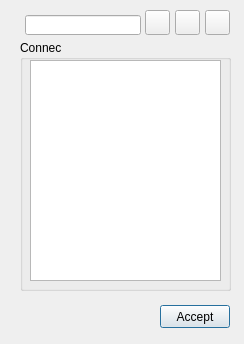
This is ui/mincut_add_connec.ui in Giswater/giswater_qgis_plugin as Qt 5 draws it before an edit. The edited form follows.
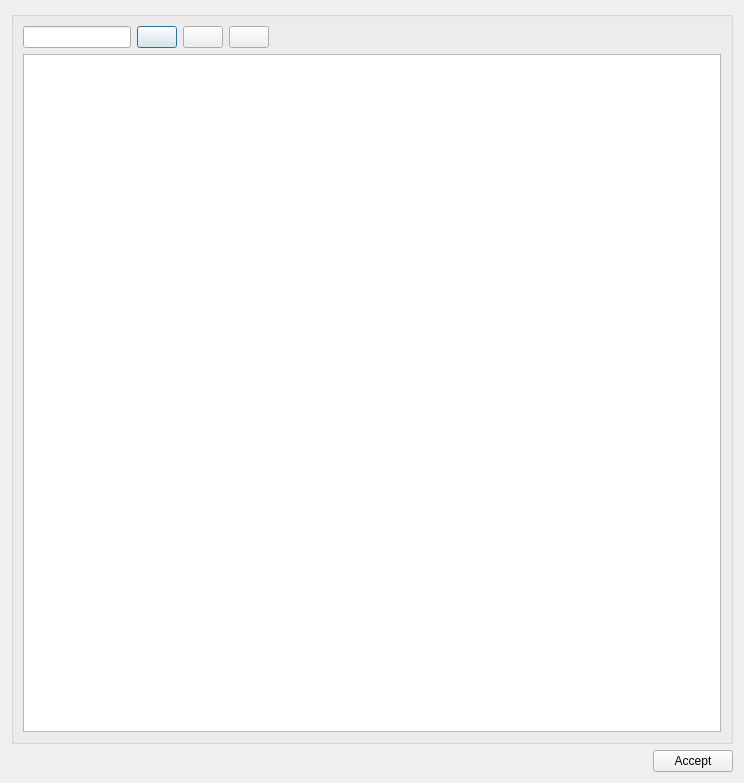
This is the edited form. Icons and pictures are not drawn.

```diff
--- a/ui/mincut_add_connec.ui
+++ b/ui/mincut_add_connec.ui
@@ -6,113 +6,103 @@
    <rect>
     <x>0</x>
     <y>0</y>
-    <width>244</width>
-    <height>344</height>
+    <width>744</width>
+    <height>783</height>
    </rect>
   </property>
   <property name="windowTitle">
    <string>Mincut - add connec</string>
   </property>
-  <widget class="QGroupBox" name="groupBox_2">
-   <property name="geometry">
-    <rect>
-     <x>20</x>
-     <y>40</y>
-     <width>211</width>
-     <height>251</height>
-    </rect>
-   </property>
+  <layout class="QVBoxLayout" name="verticalLayout_4">
+   <item>
+    <widget class="QGroupBox" name="groupBox">
    <property name="title">
-    <string>Connec</string>
-   </property>
-   <widget class="QTableView" name="tbl_mincut_connec">
-    <property name="geometry">
-     <rect>
-      <x>10</x>
-      <y>20</y>
-      <width>191</width>
-      <height>221</height>
-     </rect>
-    </property>
-    <property name="selectionBehavior">
-     <enum>QAbstractItemView::SelectRows</enum>
-    </property>
-   </widget>
-  </widget>
-  <widget class="QPushButton" name="btn_accept">
-   <property name="geometry">
-    <rect>
-     <x>160</x>
-     <y>305</y>
-     <width>70</width>
-     <height>23</height>
-    </rect>
-   </property>
-   <property name="text">
-    <string>Accept</string>
-   </property>
-  </widget>
+      <string/>
+     </property>
+     <layout class="QVBoxLayout" name="verticalLayout_3">
+      <item>
+       <layout class="QHBoxLayout" name="horizontalLayout">
+        <item>
   <widget class="QLineEdit" name="connec_id">
-   <property name="geometry">
-    <rect>
-     <x>25</x>
-     <y>15</y>
-     <width>116</width>
-     <height>20</height>
-    </rect>
-   </property>
-  </widget>
+          <property name="sizePolicy">
+           <sizepolicy hsizetype="Fixed" vsizetype="Fixed">
+            <horstretch>0</horstretch>
+            <verstretch>0</verstretch>
+           </sizepolicy>
+          </property>
+         </widget>
+        </item>
+        <item>
   <widget class="QPushButton" name="btn_insert">
-   <property name="geometry">
-    <rect>
-     <x>145</x>
-     <y>10</y>
-     <width>25</width>
-     <height>25</height>
-    </rect>
-   </property>
    <property name="text">
     <string/>
    </property>
-   <property name="icon">
-    <iconset>
-     <normaloff>../icons/111.png</normaloff>../icons/111.png</iconset>
-   </property>
-  </widget>
+         </widget>
+        </item>
+        <item>
   <widget class="QPushButton" name="btn_delete">
-   <property name="geometry">
-    <rect>
-     <x>175</x>
-     <y>10</y>
-     <width>25</width>
-     <height>25</height>
-    </rect>
-   </property>
    <property name="text">
     <string/>
    </property>
-   <property name="icon">
-    <iconset>
-     <normaloff>../icons/112.png</normaloff>../icons/112.png</iconset>
-   </property>
-  </widget>
+         </widget>
+        </item>
+        <item>
   <widget class="QPushButton" name="btn_snapping">
-   <property name="geometry">
-    <rect>
-     <x>205</x>
-     <y>10</y>
-     <width>25</width>
-     <height>25</height>
-    </rect>
-   </property>
    <property name="text">
     <string/>
    </property>
-   <property name="icon">
-    <iconset>
-     <normaloff>../icons/129.png</normaloff>../icons/129.png</iconset>
-   </property>
-  </widget>
+         </widget>
+        </item>
+        <item>
+         <spacer name="horizontalSpacer_2">
+          <property name="orientation">
+           <enum>Qt::Horizontal</enum>
+          </property>
+          <property name="sizeHint" stdset="0">
+           <size>
+            <width>40</width>
+            <height>20</height>
+           </size>
+          </property>
+         </spacer>
+        </item>
+       </layout>
+      </item>
+      <item>
+       <widget class="QTableView" name="tbl_mincut_connec">
+        <property name="sortingEnabled">
+         <bool>true</bool>
+        </property>
+       </widget>
+      </item>
+     </layout>
+    </widget>
+   </item>
+   <item>
+    <layout class="QHBoxLayout" name="horizontalLayout_2">
+     <item>
+      <spacer name="horizontalSpacer">
+       <property name="orientation">
+        <enum>Qt::Horizontal</enum>
+       </property>
+       <property name="sizeHint" stdset="0">
+        <size>
+         <width>40</width>
+         <height>20</height>
+        </size>
+       </property>
+      </spacer>
+     </item>
+     <item>
+      <widget class="QPushButton" name="btn_accept">
+       <property name="text">
+        <string>Accept</string>
+       </property>
+      </widget>
+     </item>
+    </layout>
+   </item>
+  </layout>
  </widget>
  <resources/>
  <connections/>
```
Left out of the diff: 6 changed lines with no effect on the pictures. Lines whose indentation alone changed are shown as unchanged.
